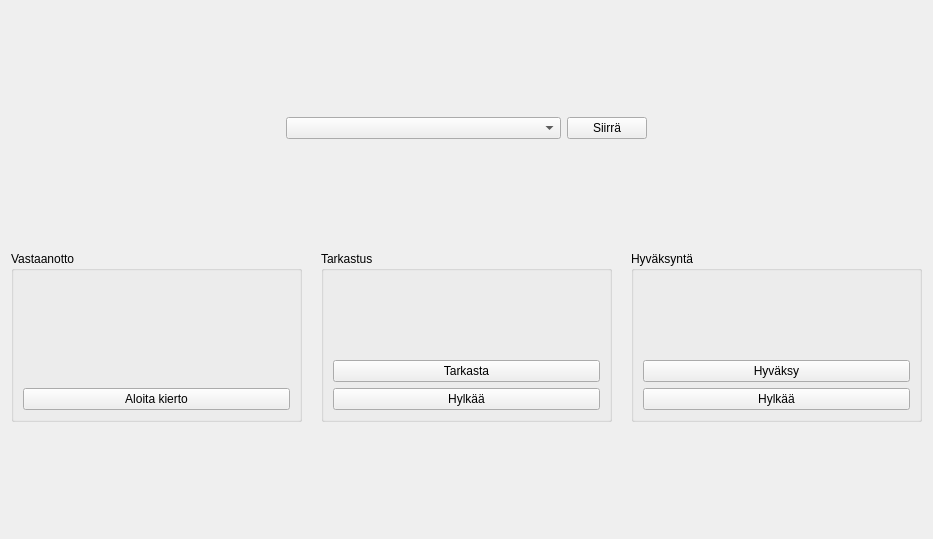
Above: kitsas/kierto/kierto.ui from artoh/kitupiikki before the change. Below: the same form after it.
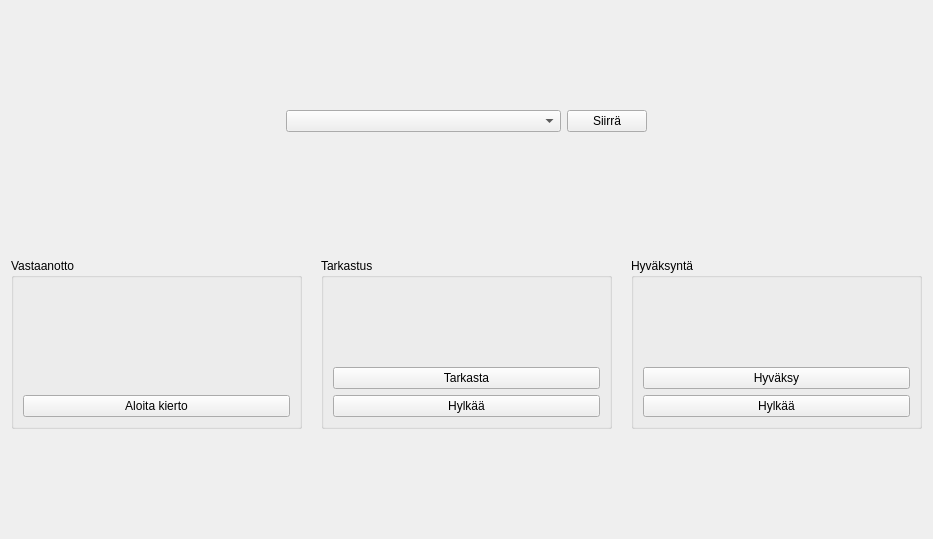
That is the form after the change. Icons and pictures are not drawn.

Patch:
```diff
--- a/kitsas/kierto/kierto.ui
+++ b/kitsas/kierto/kierto.ui
@@ -78,6 +78,16 @@
      </item>
     </layout>
    </item>
+   <item>
+    <widget class="QLabel" name="ibanLabel">
+     <property name="text">
+      <string>  </string>
+     </property>
+     <property name="alignment">
+      <set>Qt::AlignCenter</set>
+     </property>
+    </widget>
+   </item>
    <item>
     <spacer name="verticalSpacer_2">
      <property name="orientation">
```
